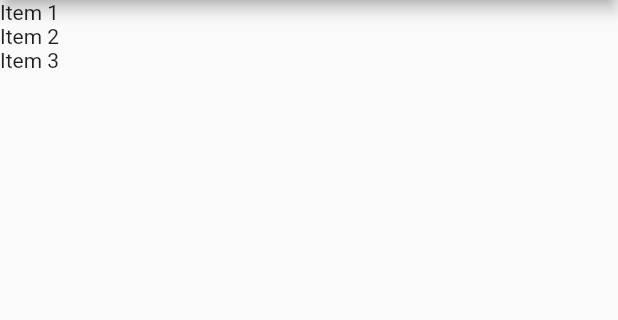
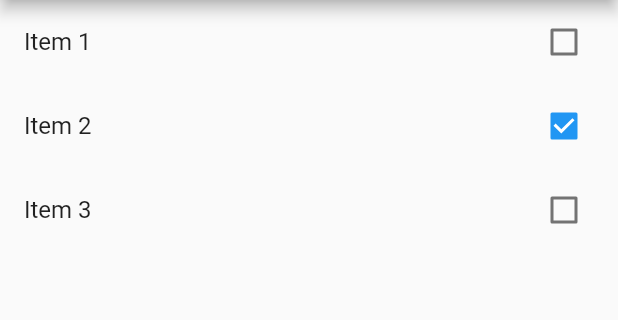
Before and after one commit to FelipeDias28/balta---Todo, a Flutter app: the screen it shows after launch, on a phone screen of 412 x 824 dp, the part 84-404 px from its top. Run offline on Flutter 3.47's test engine with Material 2 defaults, Android fonts, the phone set to English and light mode, and no system bars.

```diff
--- a/lib/main.dart
+++ b/lib/main.dart
@@ -45,7 +45,13 @@ class _HomePageState extends State<HomePage> {
         itemCount: widget.items.length, // Tamanho da lista em tempo de execução
         itemBuilder: (context, index) {
           // Como desenha esses itens na tela
-          return Text(widget.items[index].title ?? '');
+          final item = widget.items[index];
+          return CheckboxListTile(
+            value: item.done, // True ou false
+            onChanged: (value) {}, // retorna True ou false
+            title: Text(item.title ?? ''),
+            key: Key(item.title ?? ''), // Não pode se repetir
+          );
         },
       ),
     );
```
